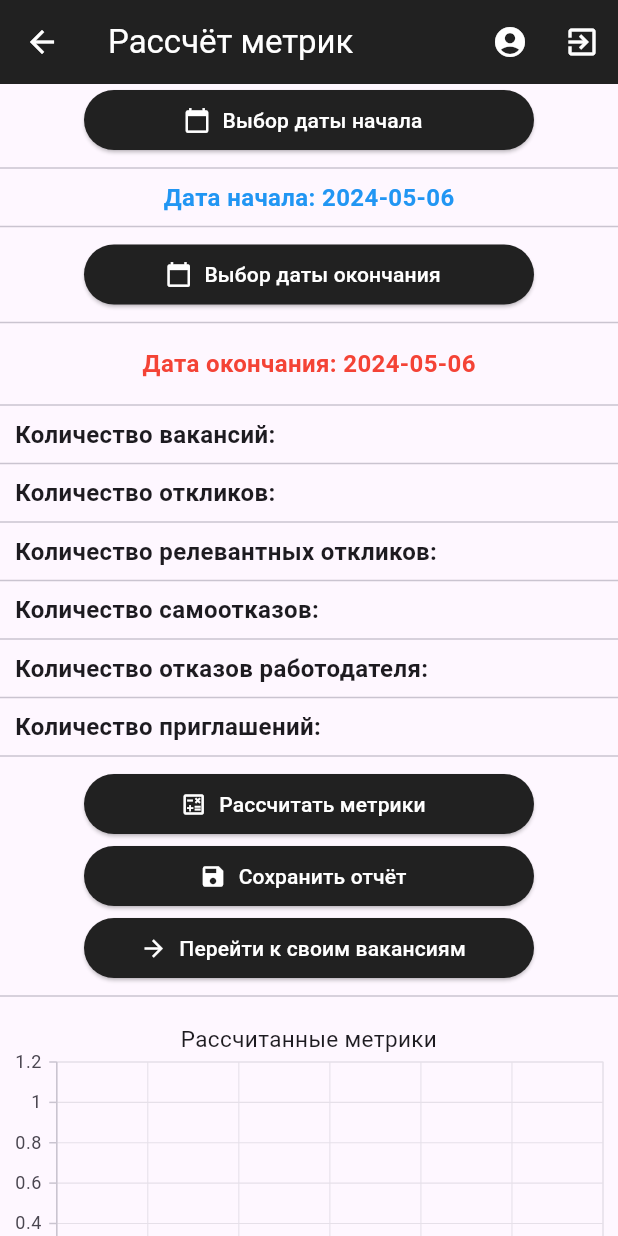
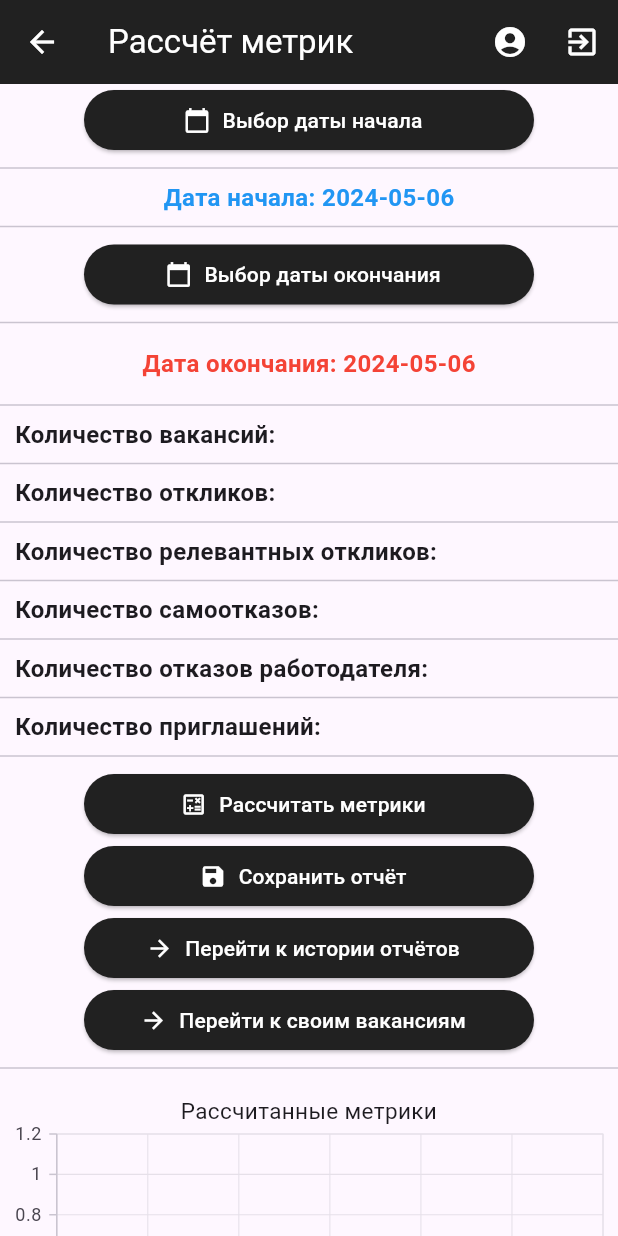
Before and after one commit to AndrushaKuznetsov20/VKR_recruitment_flutter, a Flutter app: the MetricsPage screen opened directly with empty values, after a tap on "Сохранить отчёт", on a phone screen of 412 x 824 dp. Run offline on Flutter 3.47's test engine with Material 3 defaults, Android fonts, the phone set to English and light mode, and no system bars; our stand-ins replace jwt_decoder, shared_preferences, syncfusion_flutter_charts; missing offline and left inert: dart:ffi; accounts and stored records are empty; network calls fail.

Commit message:
Добавление страницы просмотра истории расчёта метрик за разные периоды времени

```diff
--- a/lib/PageScreen/Metrics/MetricsPage.dart
+++ b/lib/PageScreen/Metrics/MetricsPage.dart
@@ -1,4 +1,6 @@
 import 'dart:convert';
+import 'package:jwt_decoder/jwt_decoder.dart';
+import 'package:recruitment/PageScreen/Metrics/MetricsReportingHistoryPage.dart';
 import 'package:syncfusion_flutter_charts/charts.dart';
 import 'package:flutter/material.dart';
 import 'package:flutter/cupertino.dart';
@@ -27,6 +29,13 @@ class _MetricsPageState extends State<MetricsPage> {
   String resultCountRelevantResponse = '';
   String resultCountRefusalEmployer = '';
   String resultCountInvitation = '';
+
+  int countVacancies = 0;
+  int countResponses = 0;
+  int countSelfDanial = 0;
+  int countRelevantResponse = 0;
+  int countRefusalEmployer = 0;
+  int countInvitation = 0;
 
   List<Map<String, dynamic>> chartData = [];
   List<String> columnNames = [
@@ -58,6 +67,7 @@ class _MetricsPageState extends State<MetricsPage> {
     if (response.statusCode == 200) {
       int newValue = int.parse(response.body);
       setState(() {
+        countVacancies = int.parse(response.body);
         resultCountVacancies = response.body;
         columnValues[0] = newValue;
         chartData[0] = {
@@ -84,6 +94,7 @@ class _MetricsPageState extends State<MetricsPage> {
     if (response.statusCode == 200) {
       int newValue = int.parse(response.body);
       setState(() {
+        countResponses = int.parse(response.body);
         resultCountResponses = response.body;
         columnValues[1] = newValue;
         chartData[1] = {
@@ -110,6 +121,7 @@ class _MetricsPageState extends State<MetricsPage> {
     if (response.statusCode == 200) {
       int newValue = int.parse(response.body);
       setState(() {
+        countSelfDanial = int.parse(response.body);
         resultCountSelfDanial = response.body;
         columnValues[2] = newValue;
         chartData[2] = {
@@ -136,6 +148,7 @@ class _MetricsPageState extends State<MetricsPage> {
     if (response.statusCode == 200) {
       int newValue = int.parse(response.body);
       setState(() {
+        countRelevantResponse = int.parse(response.body);
         resultCountRelevantResponse = response.body;
         columnValues[3] = newValue;
         chartData[3] = {
@@ -162,6 +175,7 @@ class _MetricsPageState extends State<MetricsPage> {
     if (response.statusCode == 200) {
       int newValue = int.parse(response.body);
       setState(() {
+        countRefusalEmployer = int.parse(response.body);
         resultCountRefusalEmployer = response.body;
         columnValues[4] = newValue;
         chartData[4] = {
@@ -188,6 +202,7 @@ class _MetricsPageState extends State<MetricsPage> {
     if (response.statusCode == 200) {
       int newValue = int.parse(response.body);
       setState(() {
+        countInvitation = int.parse(response.body);
         resultCountInvitation = response.body;
         columnValues[5] = newValue;
         chartData[5] = {
@@ -213,20 +228,28 @@ class _MetricsPageState extends State<MetricsPage> {
     );
   }
 
-  Future<void> register(BuildContext context) async {
-    final response = await http.post(
-      Uri.parse('http://172.20.10.3:8092/metricsReportingHistory/create'),
-      headers: {
-        'Authorization': 'Bearer ${widget.token}',
-      },
-    );
-    // final body = jsonEncode({
-    //   'username':,
-    //   'email':,
-    //   'password':
-    // });
+  Future<void> createMetricsReporting(BuildContext context, DateTime startDate, DateTime endDate) async {
 
-    // final response = await http.post(url, headers: headers, body: body);
+    int userId = extractIdFromToken(widget.token);
+    final formatter = DateFormat('yyyy-MM-dd');
+    final startDateTimeFormatted = formatter.format(startDate);
+    final endDateTimeFormatted = formatter.format(endDate);
+
+    final url = Uri.parse('http://172.20.10.3:8092/metricsReportingHistory/create');
+    final headers = {'Content-Type': 'application/json', 'Authorization': 'Bearer ${widget.token}'};
+    final body = jsonEncode({
+      'startDate':startDateTimeFormatted,
+      'endDate':endDateTimeFormatted,
+      'countVacancies':countVacancies,
+      'countResponses':countResponses,
+      'countSelfDanial':countSelfDanial,
+      'countRelevantResponse':countRelevantResponse,
+      'countRefusalEmployer':countRefusalEmployer,
+      'countInvitation':countInvitation,
+      'userId':userId
+    });
+
+    final response = await http.post(url, headers: headers, body: body);
 
     if (response.statusCode == 200) {
       ScaffoldMessenger.of(context).showSnackBar(
@@ -234,9 +257,15 @@ class _MetricsPageState extends State<MetricsPage> {
           content: Text(response.body),
         ),
       );
-      Navigator.push(context, MaterialPageRoute(builder: (context) => Home()));
     }
 
+  }
+
+  int extractIdFromToken(String token)
+  {
+    Map<String, dynamic> decodedToken = JwtDecoder.decode(token);
+    int id = decodedToken['id'];
+    return id;
   }
 
   Future<void> _selectDate(BuildContext context, bool isStartDate) async {
@@ -501,10 +530,29 @@ class _MetricsPageState extends State<MetricsPage> {
                 width: 300,
                 child: ElevatedButton.icon(
                   onPressed: () {
-                    // saveMetricsReporting()
+                    createMetricsReporting(context, startDate, endDate);
                   },
                   icon: Icon(Icons.save),
                   label: Text('Сохранить отчёт'),
+                  style: ButtonStyle(
+                    backgroundColor:
+                    MaterialStateProperty.all<Color>(Colors.grey.shade900),
+                    foregroundColor:
+                    MaterialStateProperty.all<Color>(Colors.white),
+                  ),
+                ),
+              ),
+              SizedBox(
+                width: 300,
+                child: ElevatedButton.icon(
+                  onPressed: () {
+                    Navigator.push(
+                        context,
+                        MaterialPageRoute(
+                            builder: (context) => MetricsReportingHistoryPage(token: widget.token)));
+                  },
+                  icon: Icon(Icons.arrow_forward),
+                  label: Text('Перейти к истории отчётов'),
                   style: ButtonStyle(
                     backgroundColor:
                     MaterialStateProperty.all<Color>(Colors.grey.shade900),
```
Also changed, not shown: lib/Models/MetricsReportingHistory.dart (added, +32 -0 lines), lib/PageScreen/Metrics/MetricsReportingHistoryPage.dart (added, +162 -0 lines).
